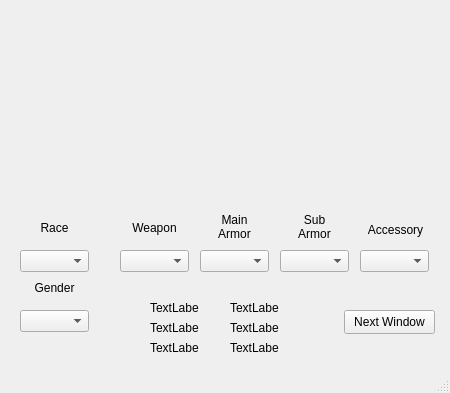
The window that mainWindow.ui (Tetra93/pythonProject) describes before a commit, drawn with Qt 5.
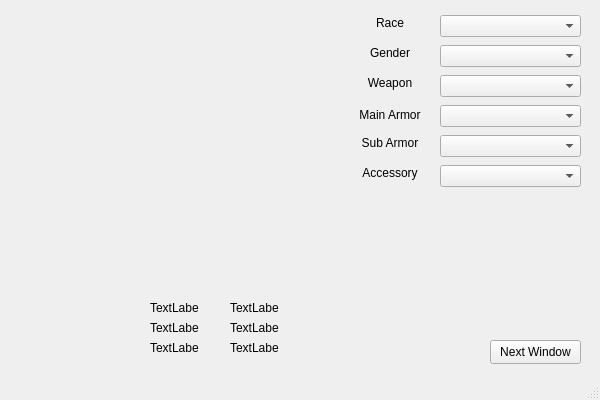
The same window after the commit.

Commit message: changed layout and added weapons

Diff of the .ui file:
```diff
--- a/mainWindow.ui
+++ b/mainWindow.ui
@@ -6,8 +6,8 @@
    <rect>
     <x>0</x>
     <y>0</y>
-    <width>450</width>
-    <height>393</height>
+    <width>600</width>
+    <height>400</height>
    </rect>
   </property>
   <property name="windowTitle">
@@ -17,8 +17,8 @@
    <widget class="QPushButton" name="sub_button">
     <property name="geometry">
      <rect>
-      <x>344</x>
-      <y>310</y>
+      <x>490</x>
+      <y>340</y>
       <width>91</width>
       <height>24</height>
      </rect>
@@ -108,9 +108,9 @@
    <widget class="QComboBox" name="comboBox">
     <property name="geometry">
      <rect>
-      <x>20</x>
-      <y>250</y>
-      <width>69</width>
+      <x>440</x>
+      <y>15</y>
+      <width>141</width>
       <height>22</height>
      </rect>
     </property>
@@ -118,9 +118,9 @@
    <widget class="QLabel" name="label">
     <property name="geometry">
      <rect>
-      <x>30</x>
-      <y>220</y>
-      <width>49</width>
+      <x>350</x>
+      <y>15</y>
+      <width>80</width>
       <height>16</height>
      </rect>
     </property>
@@ -134,9 +134,9 @@
    <widget class="QComboBox" name="gender_box">
     <property name="geometry">
      <rect>
-      <x>20</x>
-      <y>310</y>
-      <width>69</width>
+      <x>440</x>
+      <y>45</y>
+      <width>141</width>
       <height>22</height>
      </rect>
     </property>
@@ -144,9 +144,9 @@
    <widget class="QComboBox" name="weapon_box">
     <property name="geometry">
      <rect>
-      <x>120</x>
-      <y>250</y>
-      <width>69</width>
+      <x>440</x>
+      <y>75</y>
+      <width>141</width>
       <height>22</height>
      </rect>
     </property>
@@ -154,9 +154,9 @@
    <widget class="QLabel" name="label_2">
     <property name="geometry">
      <rect>
-      <x>30</x>
-      <y>280</y>
-      <width>49</width>
+      <x>350</x>
+      <y>45</y>
+      <width>80</width>
       <height>16</height>
      </rect>
     </property>
@@ -170,9 +170,9 @@
    <widget class="QComboBox" name="main_armor_box">
     <property name="geometry">
      <rect>
-      <x>200</x>
-      <y>250</y>
-      <width>69</width>
+      <x>440</x>
+      <y>105</y>
+      <width>141</width>
       <height>22</height>
      </rect>
     </property>
@@ -180,9 +180,9 @@
    <widget class="QComboBox" name="sub_armor_box">
     <property name="geometry">
      <rect>
-      <x>280</x>
-      <y>250</y>
-      <width>69</width>
+      <x>440</x>
+      <y>135</y>
+      <width>141</width>
       <height>22</height>
      </rect>
     </property>
@@ -190,9 +190,9 @@
    <widget class="QLabel" name="label_3">
     <property name="geometry">
      <rect>
-      <x>130</x>
-      <y>220</y>
-      <width>49</width>
+      <x>350</x>
+      <y>75</y>
+      <width>80</width>
       <height>16</height>
      </rect>
     </property>
@@ -206,17 +206,17 @@
    <widget class="QLabel" name="label_4">
     <property name="geometry">
      <rect>
-      <x>210</x>
-      <y>210</y>
-      <width>49</width>
-      <height>31</height>
+      <x>350</x>
+      <y>105</y>
+      <width>80</width>
+      <height>20</height>
      </rect>
     </property>
     <property name="text">
      <string>Main Armor</string>
     </property>
     <property name="alignment">
-     <set>Qt::AlignBottom|Qt::AlignHCenter</set>
+     <set>Qt::AlignCenter</set>
     </property>
     <property name="wordWrap">
      <bool>true</bool>
@@ -225,17 +225,17 @@
    <widget class="QLabel" name="sub_armor_label">
     <property name="geometry">
      <rect>
-      <x>290</x>
-      <y>210</y>
-      <width>49</width>
-      <height>31</height>
+      <x>350</x>
+      <y>135</y>
+      <width>80</width>
+      <height>16</height>
      </rect>
     </property>
     <property name="text">
      <string>Sub Armor</string>
     </property>
     <property name="alignment">
-     <set>Qt::AlignBottom|Qt::AlignHCenter</set>
+     <set>Qt::AlignCenter</set>
     </property>
     <property name="wordWrap">
      <bool>true</bool>
@@ -244,9 +244,9 @@
    <widget class="QComboBox" name="accessory_box">
     <property name="geometry">
      <rect>
-      <x>360</x>
-      <y>250</y>
-      <width>69</width>
+      <x>440</x>
+      <y>165</y>
+      <width>141</width>
       <height>22</height>
      </rect>
     </property>
@@ -254,10 +254,10 @@
    <widget class="QLabel" name="label_6">
     <property name="geometry">
      <rect>
-      <x>360</x>
-      <y>220</y>
-      <width>71</width>
-      <height>20</height>
+      <x>350</x>
+      <y>165</y>
+      <width>80</width>
+      <height>16</height>
      </rect>
     </property>
     <property name="text">
```
Left out of the diff: 2 changed lines with no effect on the pictures. The commit also changes 3 other files.
